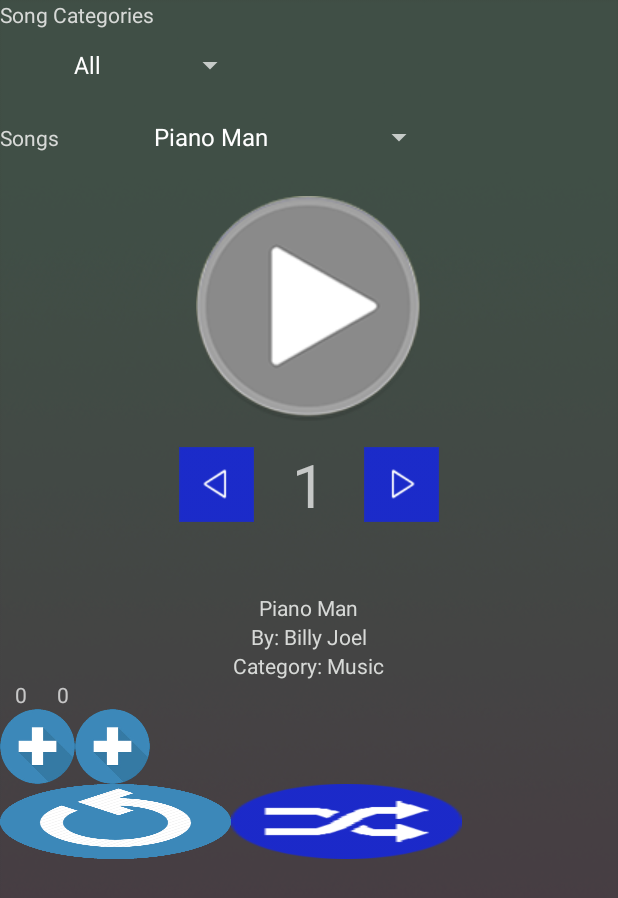
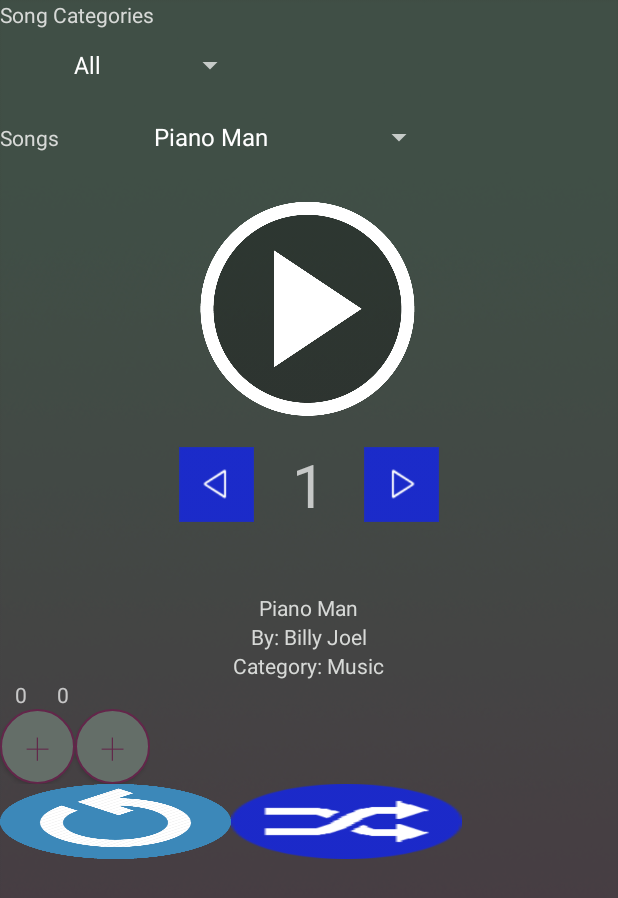
Before and after one commit to trietias/SongSnippets, an Android app: the screen it shows after launch (MainActivity), on a phone screen of 412 x 824 dp. Shown: the top 898 px of the screen. Run offline under Robolectric (Android 15) with nearby library versions, the phone set to English and light mode, and no system bars.

Commit message:
Adding round buttons; deleting some PNGs

```diff
--- /dev/null
+++ b/app/src/main/res/drawable/round_btn.xml
@@ -0,0 +1,10 @@
+<?xml version="1.0" encoding="utf-8"?>
+<shape xmlns:android="http://schemas.android.com/apk/res/android" android:shape="rectangle">
+    <solid android:color="@color/background" />
+    <corners android:bottomRightRadius="75dp"
+        android:bottomLeftRadius="75dp"
+        android:topRightRadius="75dp"
+        android:topLeftRadius="75dp" />
+    <stroke android:color="@color/accent"
+        android:width="1dp" />
+</shape>
--- a/app/src/main/res/layout/activity_main.xml
+++ b/app/src/main/res/layout/activity_main.xml
@@ -19,7 +19,6 @@
             android:layout_width="match_parent"
             android:gravity="center_horizontal"
             android:text="@string/categories"
-            android:fontFamily=""
             android:textColor="@color/text"
             android:id="@+id/textView" />
     </LinearLayout>
@@ -161,22 +160,30 @@
         android:layout_height="wrap_content"
         android:orientation="horizontal"
         android:weightSum="3">
-        <ImageButton
+        <Button
             android:layout_width="50dp"
             android:layout_height="50dp"
             android:id="@+id/team1Add"
-            android:background="@drawable/increase_score"
+            android:background="@drawable/round_btn"
             android:onClick="increaseScore"
             android:contentDescription="@string/increase_score"
-            android:layout_weight="1"/>
-        <ImageButton
+            android:layout_weight="1"
+            android:fontFamily="sans-serif-thin"
+            android:text="+"
+            android:textSize="30sp"
+            android:textColor="@color/accent" />
+        <Button
             android:layout_width="50dp"
             android:layout_height="50dp"
             android:id="@+id/team2Add"
-            android:background="@drawable/increase_score"
+            android:background="@drawable/round_btn"
             android:onClick="increaseScore"
             android:contentDescription="@string/increase_score"
-            android:layout_weight="1"/>
+            android:layout_weight="1"
+            android:fontFamily="sans-serif-thin"
+            android:text="+"
+            android:textSize="30sp"
+            android:textColor="@color/accent"/>
     </LinearLayout>
 
     <!-- Options -->
```
Also changed, not shown: app/src/main/res/drawable/increase_score.png (deleted), app/src/main/res/drawable/play.png (deleted), app/src/main/res/drawable/play_button.png.
